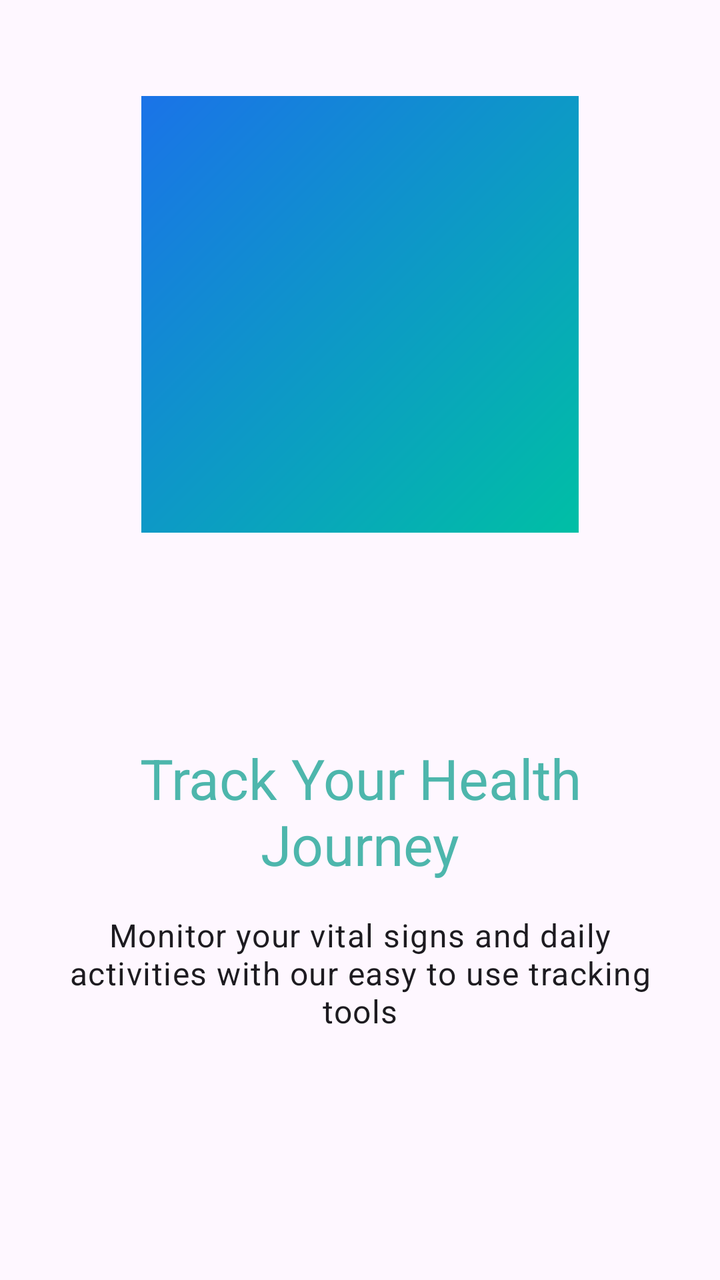
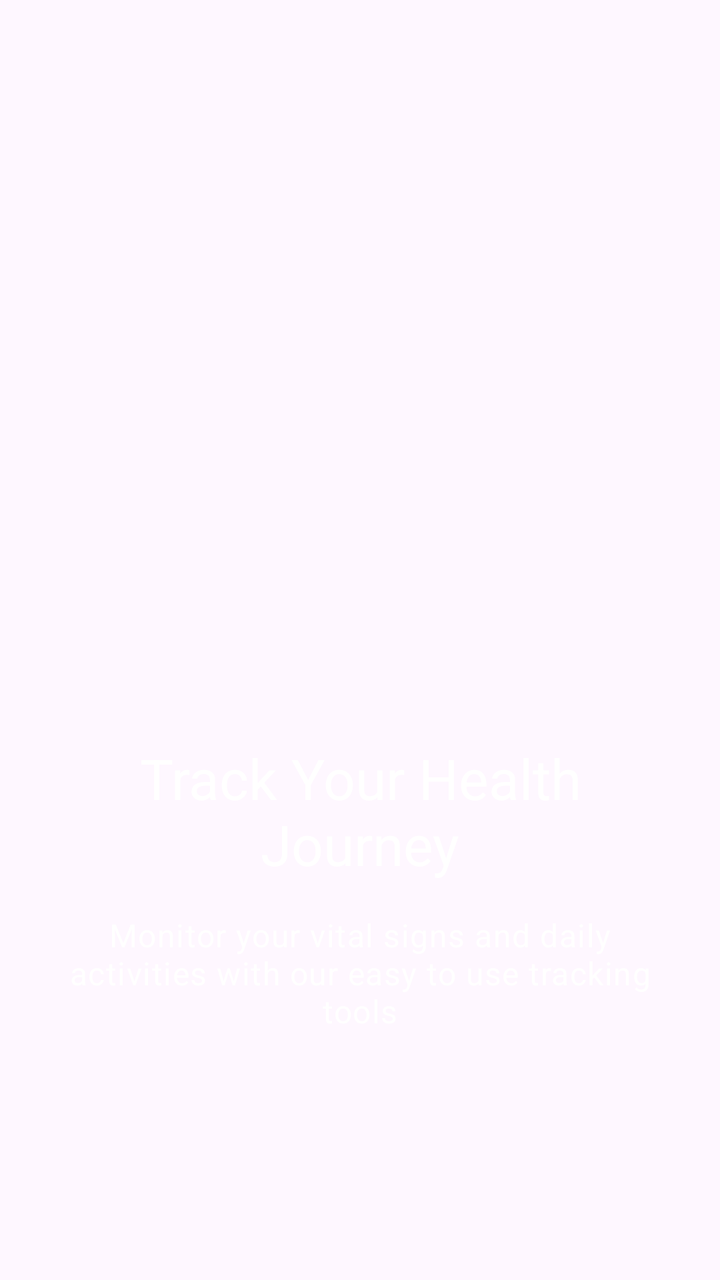

Screens rendered from an Android XML layout before and after an edit, with the pre-edit source and the edit as a unified diff.
<!-- AndroidManifest.xml: application theme Theme.Health_Assistant -->
<!-- res/layout/onboarding_page.xml -->
<?xml version="1.0" encoding="utf-8"?>
<androidx.constraintlayout.widget.ConstraintLayout xmlns:android="http://schemas.android.com/apk/res/android"
    xmlns:app="http://schemas.android.com/apk/res-auto"
    android:layout_width="match_parent"
    android:layout_height="match_parent"
    android:paddingHorizontal="24dp">

    <ImageView
        android:id="@+id/illustrationImage"
        android:layout_width="0dp"
        android:layout_height="0dp"
        android:layout_marginBottom="32dp"
        android:contentDescription="Health metrics illustration"
        android:src="@drawable/premium_gradient_background"
        app:layout_constraintBottom_toTopOf="@+id/titleText"
        app:layout_constraintDimensionRatio="1:1"
        app:layout_constraintEnd_toEndOf="parent"
        app:layout_constraintStart_toStartOf="parent"
        app:layout_constraintTop_toTopOf="parent"
        app:layout_constraintVertical_bias="0.4"
        app:layout_constraintWidth_percent="0.7" />

    <TextView
        android:id="@+id/titleText"
        android:layout_width="match_parent"
        android:layout_height="wrap_content"
        android:text="@string/onboarding_page1_title"
        android:textAlignment="center"
        android:textAppearance="@style/TextAppearance.Material3.HeadlineMedium"
        android:textColor="@color/colorPrimary"
        app:layout_constraintBottom_toBottomOf="parent"
        app:layout_constraintEnd_toEndOf="parent"
        app:layout_constraintStart_toStartOf="parent"
        app:layout_constraintTop_toTopOf="parent"
        app:layout_constraintVertical_bias="0.65" />

    <TextView
        android:id="@+id/descriptionText"
        android:layout_width="match_parent"
        android:layout_height="wrap_content"
        android:layout_marginTop="16dp"
        android:text="@string/onboarding_page1_description"
        android:textAlignment="center"
        android:textAppearance="@style/TextAppearance.Material3.BodyLarge"
        app:layout_constraintEnd_toEndOf="parent"
        app:layout_constraintStart_toStartOf="parent"
        app:layout_constraintTop_toBottomOf="@+id/titleText" />

</androidx.constraintlayout.widget.ConstraintLayout>
<!-- resources referenced by this layout -->
<resources>
  <color name="colorPrimary">#4DB6AC</color>
  <!-- drawable premium_gradient_background (drawable) -->
  <?xml version="1.0" encoding="utf-8"?>
  <shape xmlns:android="http://schemas.android.com/apk/res/android"
      android:shape="rectangle">
      <gradient
          android:angle="135"
          android:endColor="#1A73E8"
          android:startColor="#00BFA5"
          android:type="linear" />
  </shape>
  <string name="onboarding_page1_description">Monitor your vital signs and daily activities with our easy to use tracking tools</string>
  <string name="onboarding_page1_title">Track Your Health Journey</string>
  <style name="Theme.Health_Assistant" parent="Base.Theme.Health_Assistant" />
  <style name="Base.Theme.Health_Assistant" parent="Theme.Material3.DayNight.NoActionBar">
          
          
      </style>
</resources>

<!-- the commit's change to res/layout/onboarding_page.xml (unified diff, before → after) -->
@@ -3,6 +3,7 @@
     xmlns:app="http://schemas.android.com/apk/res-auto"
     android:layout_width="match_parent"
     android:layout_height="match_parent"
+    android:background="@android:color/transparent"
     android:paddingHorizontal="24dp">
 
     <ImageView
@@ -11,7 +12,7 @@
         android:layout_height="0dp"
         android:layout_marginBottom="32dp"
         android:contentDescription="Health metrics illustration"
-        android:src="@drawable/premium_gradient_background"
+        android:elevation="3dp"
         app:layout_constraintBottom_toTopOf="@+id/titleText"
         app:layout_constraintDimensionRatio="1:1"
         app:layout_constraintEnd_toEndOf="parent"
@@ -27,7 +28,8 @@
         android:text="@string/onboarding_page1_title"
         android:textAlignment="center"
         android:textAppearance="@style/TextAppearance.Material3.HeadlineMedium"
-        android:textColor="@color/colorPrimary"
+        android:textColor="@color/white"
+        android:elevation="2dp"
         app:layout_constraintBottom_toBottomOf="parent"
         app:layout_constraintEnd_toEndOf="parent"
         app:layout_constraintStart_toStartOf="parent"
@@ -42,6 +44,9 @@
         android:text="@string/onboarding_page1_description"
         android:textAlignment="center"
         android:textAppearance="@style/TextAppearance.Material3.BodyLarge"
+        android:textColor="@color/white"
+        android:elevation="1dp"
+        android:alpha="0.9"
         app:layout_constraintEnd_toEndOf="parent"
         app:layout_constraintStart_toStartOf="parent"
         app:layout_constraintTop_toBottomOf="@+id/titleText" />
<!-- resource entries referenced after the edit -->
@@ -1,16 +1,6 @@
 <!-- resources referenced by this layout -->
 <resources>
-  <color name="colorPrimary">#4DB6AC</color>
-  <!-- drawable premium_gradient_background (drawable) -->
-  <?xml version="1.0" encoding="utf-8"?>
-  <shape xmlns:android="http://schemas.android.com/apk/res/android"
-      android:shape="rectangle">
-      <gradient
-          android:angle="135"
-          android:endColor="#1A73E8"
-          android:startColor="#00BFA5"
-          android:type="linear" />
-  </shape>
+  <color name="white">#FFFFFFFF</color>
   <string name="onboarding_page1_description">Monitor your vital signs and daily activities with our easy to use tracking tools</string>
   <string name="onboarding_page1_title">Track Your Health Journey</string>
   <style name="Theme.Health_Assistant" parent="Base.Theme.Health_Assistant" />
